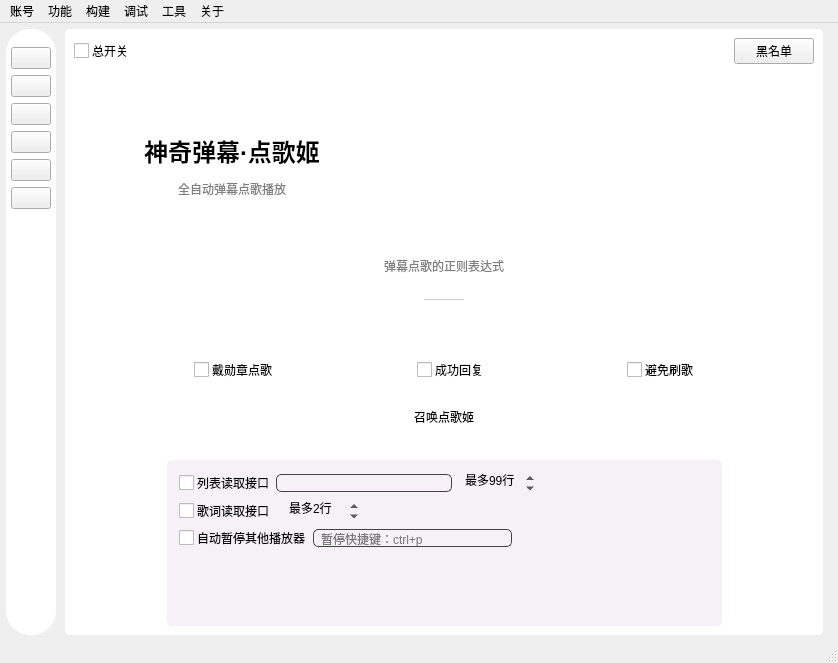
This is mainwindow/mainwindow.ui in iwxyi/Bilibili-MagicalDanmaku as Qt 5 draws it before an edit. The edited form follows.
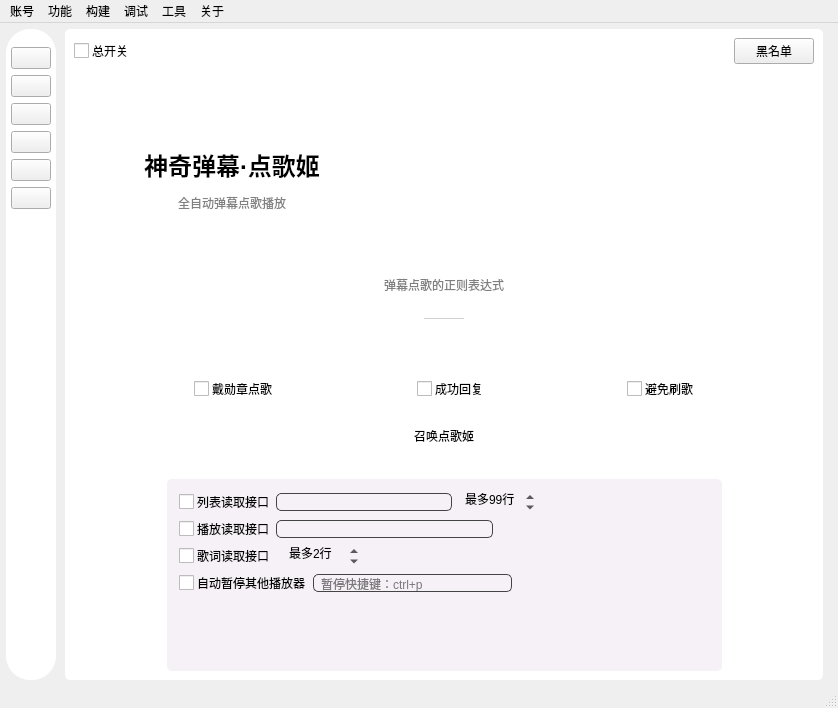
This is the edited form. Icons and pictures are not drawn. Custom widgets are drawn as their Qt base class.

Commit message: 添加正在播放的歌曲的读取接口

The edit to the form file:
```diff
--- a/mainwindow/mainwindow.ui
+++ b/mainwindow/mainwindow.ui
@@ -7,7 +7,7 @@
     <x>0</x>
     <y>0</y>
     <width>838</width>
-    <height>663</height>
+    <height>708</height>
    </rect>
   </property>
   <property name="windowTitle">
@@ -5133,6 +5133,93 @@
                   </item>
                  </layout>
                 </item>
+                <item>
+                 <layout class="QHBoxLayout" name="horizontalLayout_44">
+                  <property name="topMargin">
+                   <number>0</number>
+                  </property>
+                  <item>
+                   <widget class="QCheckBox" name="playingSongToFileCheck">
+                    <property name="toolTip">
+                     <string>&lt;html&gt;&lt;head/&gt;&lt;body&gt;&lt;p&gt;保存播放的歌曲至文件，供外界读取&lt;/p&gt;&lt;p&gt;路径：安装目录/www/music/playing.txt&lt;/p&gt;&lt;p&gt;OBS/直播姬可选择“文本—从文件读取”将歌曲显示在直播界面&lt;/p&gt;&lt;/body&gt;&lt;/html&gt;</string>
+                    </property>
+                    <property name="styleSheet">
+                     <string notr="true">QCheckBox{
+    spacing: 3px;
+}
+
+QCheckBox::indicator{
+    width: 15px;
+    height: 15px;
+}
+
+QCheckBox::indicator:unchecked{
+    image:url(:/widgets/unchecked);
+}
+
+QCheckBox::indicator:checked{
+    image:url(:/widgets/checked_hover);
+}
+
+QCheckBox::indicator:unchecked:hover {
+    image: url(:/widgets/unchecked_press);
+}
+
+QCheckBox::indicator:unchecked:pressed {
+    image: url(:/widgets/checked_press);
+}
+
+QCheckBox::indicator:checked:hover {
+    image: url(:/widgets/checked_hover);
+}
+
+QCheckBox::indicator:checked:pressed {
+    image: url(:/widgets/checked_press);
+}</string>
+                    </property>
+                    <property name="text">
+                     <string>播放读取接口</string>
+                    </property>
+                   </widget>
+                  </item>
+                  <item>
+                   <widget class="QLineEdit" name="playingSongToFileFormatEdit">
+                    <property name="sizePolicy">
+                     <sizepolicy hsizetype="MinimumExpanding" vsizetype="Fixed">
+                      <horstretch>0</horstretch>
+                      <verstretch>0</verstretch>
+                     </sizepolicy>
+                    </property>
+                    <property name="toolTip">
+                     <string>&lt;html&gt;&lt;head/&gt;&lt;body&gt;&lt;p&gt;支持变量：&lt;/p&gt;&lt;p&gt;{序号}、{歌名}、{歌手}、{用户}、{时长}、{专辑}、&lt;/p&gt;&lt;p&gt;{当前歌名}、{当前歌手}、{当前用户}&lt;/p&gt;&lt;/body&gt;&lt;/html&gt;</string>
+                    </property>
+                    <property name="styleSheet">
+                     <string notr="true">QLineEdit
+{
+	background: transparent;
+	border-radius: 5px;
+	border: 1px solid #444444;
+	padding-left: 5px;
+	padding-right: 5px;
+}</string>
+                    </property>
+                   </widget>
+                  </item>
+                  <item>
+                   <spacer name="horizontalSpacer_14">
+                    <property name="orientation">
+                     <enum>Qt::Horizontal</enum>
+                    </property>
+                    <property name="sizeHint" stdset="0">
+                     <size>
+                      <width>40</width>
+                      <height>20</height>
+                     </size>
+                    </property>
+                   </spacer>
+                  </item>
+                 </layout>
+                </item>
                 <item>
                  <layout class="QHBoxLayout" name="horizontalLayout_49">
                   <property name="topMargin">
```
Left out of the diff: 3 changed lines with no effect on the pictures. The commit also changes 2 other files.
